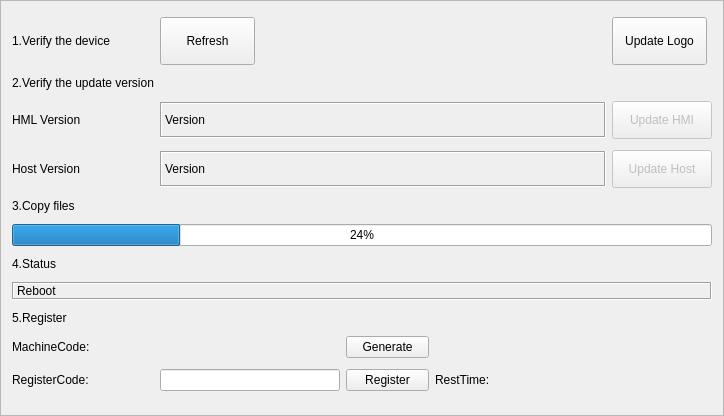
First picture: the form in hcmaintains/icupdatesystem.ui, repository GaussCheng/2-5AxisPunch, before the edit.
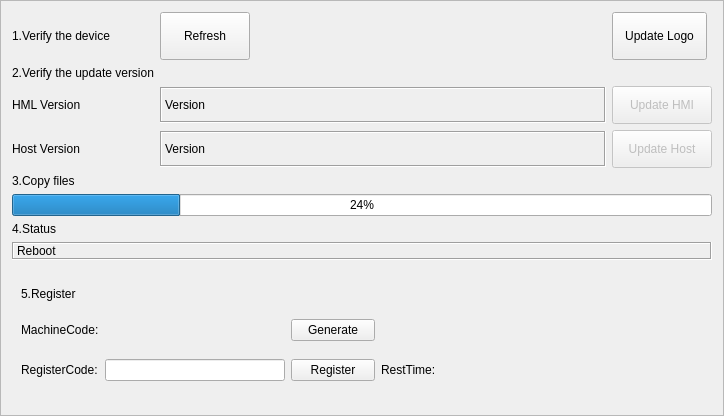
Second picture: the form after the edit. Custom widgets are drawn as their Qt base class.

Commit message: 1.添加注册功能使能

The edit to the form file:
```diff
--- a/hcmaintains/icupdatesystem.ui
+++ b/hcmaintains/icupdatesystem.ui
@@ -72,7 +72,7 @@
      </property>
     </widget>
    </item>
-   <item row="0" column="5">
+   <item row="0" column="3">
     <widget class="QToolButton" name="updateLogoButton">
      <property name="sizePolicy">
       <sizepolicy hsizetype="Preferred" vsizetype="Fixed">
@@ -123,7 +123,7 @@
      </property>
     </widget>
    </item>
-   <item row="2" column="1" colspan="4">
+   <item row="2" column="1" colspan="2">
     <widget class="QLabel" name="hmiVersionShowLabel">
      <property name="sizePolicy">
       <sizepolicy hsizetype="Expanding" vsizetype="Fixed">
@@ -154,7 +154,7 @@
      </property>
     </widget>
    </item>
-   <item row="2" column="5">
+   <item row="2" column="3">
     <widget class="QToolButton" name="updateToolButton">
      <property name="enabled">
       <bool>false</bool>
@@ -195,7 +195,7 @@
      </property>
     </widget>
    </item>
-   <item row="3" column="1" colspan="4">
+   <item row="3" column="1" colspan="2">
     <widget class="QLabel" name="hostVersionShowLabel">
      <property name="sizePolicy">
       <sizepolicy hsizetype="Expanding" vsizetype="Fixed">
@@ -226,7 +226,7 @@
      </property>
     </widget>
    </item>
-   <item row="3" column="5">
+   <item row="3" column="3">
     <widget class="QToolButton" name="connectHostButton">
      <property name="enabled">
       <bool>false</bool>
@@ -267,7 +267,7 @@
      </property>
     </widget>
    </item>
-   <item row="5" column="0" colspan="6">
+   <item row="5" column="0" colspan="4">
     <widget class="QProgressBar" name="copyFilesProgressBar">
      <property name="value">
       <number>24</number>
@@ -287,7 +287,7 @@
      </property>
     </widget>
    </item>
-   <item row="7" column="0" colspan="6">
+   <item row="7" column="0" colspan="4">
     <widget class="QLabel" name="statusLabel">
      <property name="sizePolicy">
       <sizepolicy hsizetype="Preferred" vsizetype="Maximum">
@@ -306,7 +306,36 @@
      </property>
     </widget>
    </item>
-   <item row="8" column="0">
+   <item row="9" column="1">
+    <widget class="QLabel" name="tipLabel">
+     <property name="sizePolicy">
+      <sizepolicy hsizetype="Fixed" vsizetype="Fixed">
+       <horstretch>0</horstretch>
+       <verstretch>0</verstretch>
+      </sizepolicy>
+     </property>
+     <property name="text">
+      <string/>
+     </property>
+    </widget>
+   </item>
+   <item row="10" column="1">
+    <widget class="QLabel" name="machineCode">
+     <property name="sizePolicy">
+      <sizepolicy hsizetype="Preferred" vsizetype="Fixed">
+       <horstretch>0</horstretch>
+       <verstretch>0</verstretch>
+      </sizepolicy>
+     </property>
+     <property name="text">
+      <string/>
+     </property>
+    </widget>
+   </item>
+   <item row="8" column="0" rowspan="3" colspan="4">
+    <widget class="QWidget" name="widget" native="true">
+     <layout class="QGridLayout" name="gridLayout_2">
+      <item row="0" column="0">
     <widget class="QLabel" name="label_6">
      <property name="sizePolicy">
       <sizepolicy hsizetype="Fixed" vsizetype="Fixed">
@@ -319,20 +348,7 @@
      </property>
     </widget>
    </item>
-   <item row="8" column="1">
-    <widget class="QLabel" name="tipLabel">
-     <property name="sizePolicy">
-      <sizepolicy hsizetype="Fixed" vsizetype="Fixed">
-       <horstretch>0</horstretch>
-       <verstretch>0</verstretch>
-      </sizepolicy>
-     </property>
-     <property name="text">
-      <string/>
-     </property>
-    </widget>
-   </item>
-   <item row="9" column="0">
+      <item row="1" column="0">
     <widget class="QLabel" name="label_4">
      <property name="sizePolicy">
       <sizepolicy hsizetype="Fixed" vsizetype="Fixed">
@@ -345,20 +361,7 @@
      </property>
     </widget>
    </item>
-   <item row="9" column="1">
-    <widget class="QLabel" name="machineCode">
-     <property name="sizePolicy">
-      <sizepolicy hsizetype="Preferred" vsizetype="Fixed">
-       <horstretch>0</horstretch>
-       <verstretch>0</verstretch>
-      </sizepolicy>
-     </property>
-     <property name="text">
-      <string/>
-     </property>
-    </widget>
-   </item>
-   <item row="9" column="2">
+      <item row="1" column="2">
     <widget class="QPushButton" name="generateBtn">
      <property name="sizePolicy">
       <sizepolicy hsizetype="Fixed" vsizetype="Fixed">
@@ -377,7 +380,7 @@
      </property>
     </widget>
    </item>
-   <item row="10" column="0">
+      <item row="2" column="0">
     <widget class="QLabel" name="label_5">
      <property name="sizePolicy">
       <sizepolicy hsizetype="Fixed" vsizetype="Fixed">
@@ -390,7 +393,7 @@
      </property>
     </widget>
    </item>
-   <item row="10" column="1">
+      <item row="2" column="1">
     <widget class="ICLineEditWithVirtualNumericKeypad" name="registerCode">
      <property name="sizePolicy">
       <sizepolicy hsizetype="Fixed" vsizetype="Fixed">
@@ -412,7 +415,7 @@
      </property>
     </widget>
    </item>
-   <item row="10" column="2">
+      <item row="2" column="2">
     <widget class="QPushButton" name="registerBtn">
      <property name="sizePolicy">
       <sizepolicy hsizetype="Fixed" vsizetype="Fixed">
@@ -437,7 +440,7 @@
      </property>
     </widget>
    </item>
-   <item row="10" column="3">
+      <item row="2" column="3">
     <widget class="QLabel" name="label_3">
      <property name="sizePolicy">
       <sizepolicy hsizetype="Fixed" vsizetype="Fixed">
@@ -465,7 +468,7 @@
      </property>
     </widget>
    </item>
-   <item row="10" column="4">
+      <item row="2" column="4">
     <widget class="QLabel" name="restTime">
      <property name="sizePolicy">
       <sizepolicy hsizetype="Preferred" vsizetype="Fixed">
@@ -476,6 +479,9 @@
      <property name="text">
       <string/>
      </property>
+       </widget>
+      </item>
+     </layout>
     </widget>
    </item>
   </layout>
```
Lines whose indentation alone changed are shown as unchanged. The commit also changes 2 other files.
